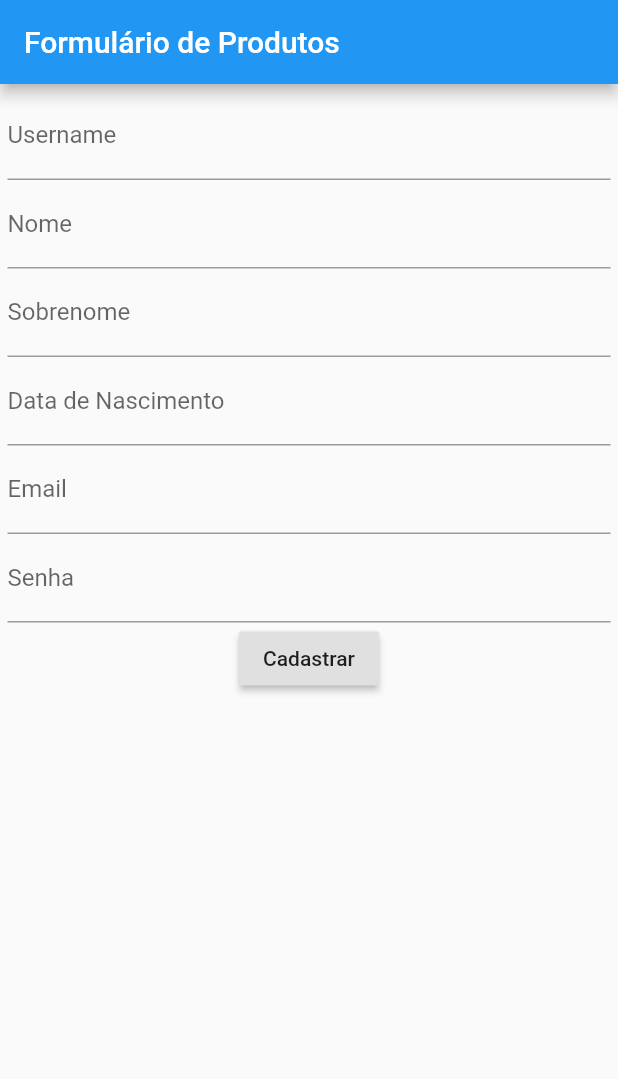
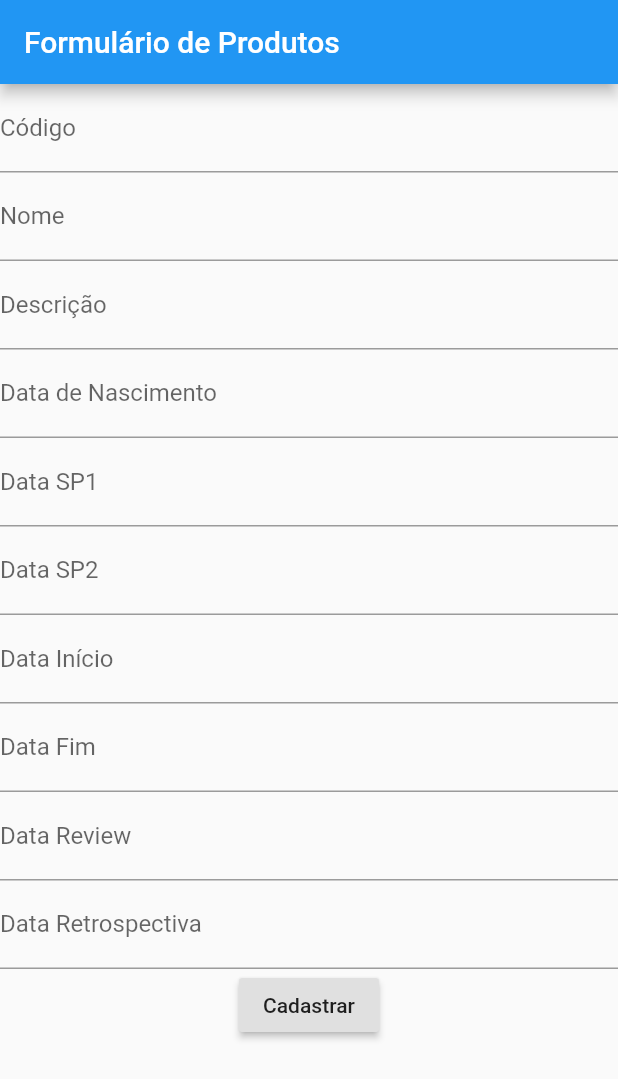
Before and after one commit to lucasmagalhaees/flutter-project, a Flutter app: the screen it shows after launch, after a tap on "Cadastrar", on a phone screen of 412 x 824 dp. Shown: the top 1079 px of the screen. Run offline on Flutter 3.47's test engine with Material 2 defaults, Android fonts, the phone set to English and light mode, and no system bars.

Commit message:
formulario de projetos

```diff
--- a/lib/main.dart
+++ b/lib/main.dart
@@ -4,30 +4,47 @@ void main() {
   runApp(Formulario());
 }
 
-class Usuario {
-  final String username;
+class Projeto {
+  final String codigo;
   final String nome;
-  final String sobrenome;
-  final String dataNascimento;
-  final String email;
-  final String senha;
+  final String descricao;
+  final String gerente;
+  final String dataSP1;
+  final String dataSP2;
+  final String dataInicio;
+  final String dataFim;
+  final String dataReview;
+  final String dataRetrospectiva;
 
-  Usuario(this.username, this.nome, this.sobrenome, this.dataNascimento,
-      this.email, this.senha);
+  Projeto(
+      this.codigo,
+      this.nome,
+      this.descricao,
+      this.gerente,
+      this.dataSP1,
+      this.dataSP2,
+      this.dataInicio,
+      this.dataFim,
+      this.dataReview,
+      this.dataRetrospectiva);
 
   @override
   String toString() {
-    return 'Usuário{username: $username, nome: $nome, sobrenome: $sobrenome}';
+    return 'Projeto{código: $codigo, nome: $nome, descricao: $descricao}';
   }
 }
 
 class Formulario extends StatelessWidget {
-  final TextEditingController _username = TextEditingController();
+  final TextEditingController _codigo = TextEditingController();
   final TextEditingController _nome = TextEditingController();
-  final TextEditingController _sobrenome = TextEditingController();
-  final TextEditingController _dataNascimento = TextEditingController();
-  final TextEditingController _email = TextEditingController();
-  final TextEditingController _senha = TextEditingController();
+  final TextEditingController _descricao = TextEditingController();
+  final TextEditingController _gerente = TextEditingController();
+  final TextEditingController _dataSP1 = TextEditingController();
+  final TextEditingController _dataSP2 = TextEditingController();
+  final TextEditingController _dataInicio = TextEditingController();
+  final TextEditingController _dataFim = TextEditingController();
+  final TextEditingController _dataReview = TextEditingController();
+  final TextEditingController _dataRetrospectiva = TextEditingController();
 
   @override
   Widget build(BuildContext context) {
@@ -36,51 +53,77 @@ class Formulario extends StatelessWidget {
         appBar: AppBar(
           title: Text('Formulário de Produtos'),
         ),
-        body: Padding(
-          padding: const EdgeInsets.all(5.0),
-          child: Column(
+        body: Column(
           children: <Widget>[
             TextField(
-                controller: _username,
-                decoration: InputDecoration(labelText: 'Username'),
+              controller: _codigo,
+              decoration: InputDecoration(labelText: 'Código'),
             ),
             TextField(
               controller: _nome,
               decoration: InputDecoration(labelText: 'Nome'),
             ),
             TextField(
-                controller: _sobrenome,
-                decoration: InputDecoration(labelText: 'Sobrenome'),
+              controller: _descricao,
+              decoration: InputDecoration(labelText: 'Descrição'),
             ),
             TextField(
-                controller: _dataNascimento,
+              controller: _gerente,
               decoration: InputDecoration(labelText: 'Data de Nascimento'),
             ),
             TextField(
-                controller: _email,
-                decoration: InputDecoration(labelText: 'Email'),
+              controller: _dataSP1,
+              decoration: InputDecoration(labelText: 'Data SP1'),
             ),
             TextField(
-                controller: _senha,
-                decoration: InputDecoration(labelText: 'Senha'),
+              controller: _dataSP2,
+              decoration: InputDecoration(labelText: 'Data SP2'),
+            ),
+            TextField(
+              controller: _dataInicio,
+              decoration: InputDecoration(labelText: 'Data Início'),
+            ),
+            TextField(
+              controller: _dataFim,
+              decoration: InputDecoration(labelText: 'Data Fim'),
+            ),
+            TextField(
+              controller: _dataReview,
+              decoration: InputDecoration(labelText: 'Data Review'),
+            ),
+            TextField(
+              controller: _dataRetrospectiva,
+              decoration: InputDecoration(labelText: 'Data Retrospectiva'),
             ),
             RaisedButton(
               child: Text('Cadastrar'),
               onPressed: () {
-                  final String username = _username.text;
+                final String codigo = _codigo.text;
                 final String nome = _nome.text;
-                  final String sobrenome = _sobrenome.text;
-                  final String dataNascimento = _dataNascimento.text;
-                  final String email = _email.text;
-                  final String senha = _senha.text;
+                final String descricao = _descricao.text;
+                final String gerente = _gerente.text;
+                final String dataSP1 = _dataSP1.text;
+                final String dataSP2 = _dataSP2.text;
+                final String dataInicio = _dataInicio.text;
+                final String dataFim = _dataFim.text;
+                final String dataReview = _dataReview.text;
+                final String dataRetrospectiva = _dataRetrospectiva.text;
 
-                  final Usuario user = Usuario(
-                      username, nome, sobrenome, dataNascimento, email, senha);
-                  print(user);
+                final Projeto proj = Projeto(
+                    codigo,
+                    nome,
+                    descricao,
+                    gerente,
+                    dataSP1,
+                    dataSP2,
+                    dataInicio,
+                    dataFim,
+                    dataReview,
+                    dataRetrospectiva);
+                print(proj);
               },
             )
           ],
-          ),
         ),
       ),
     );
```
Lines whose indentation alone changed are shown as unchanged.
